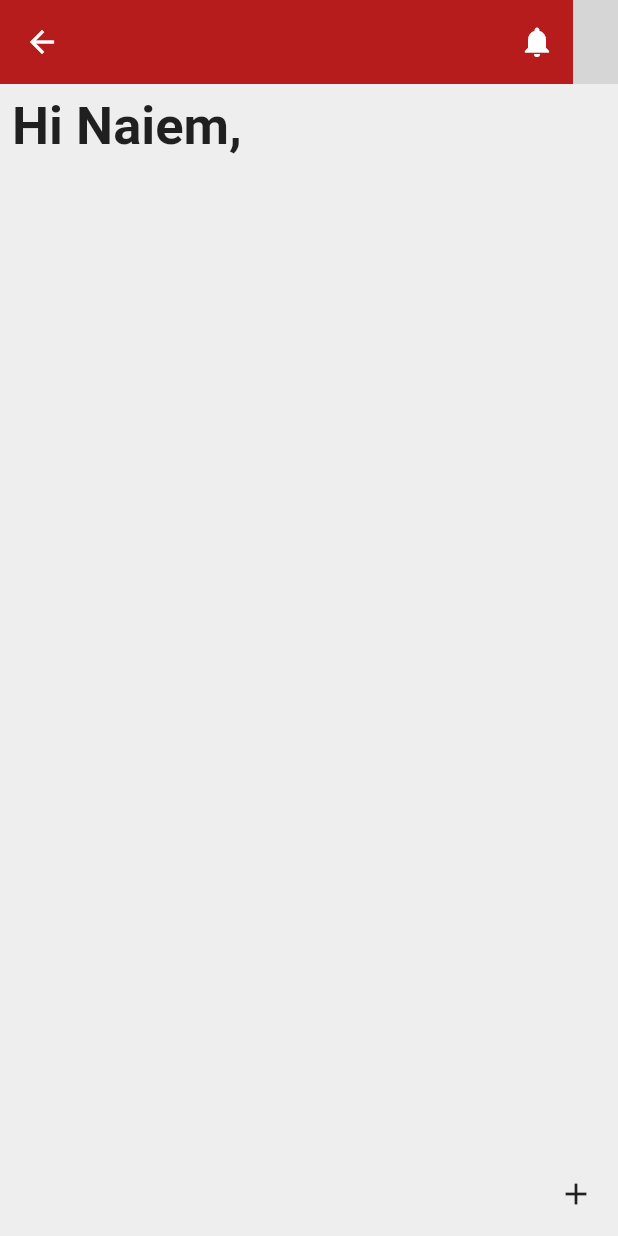
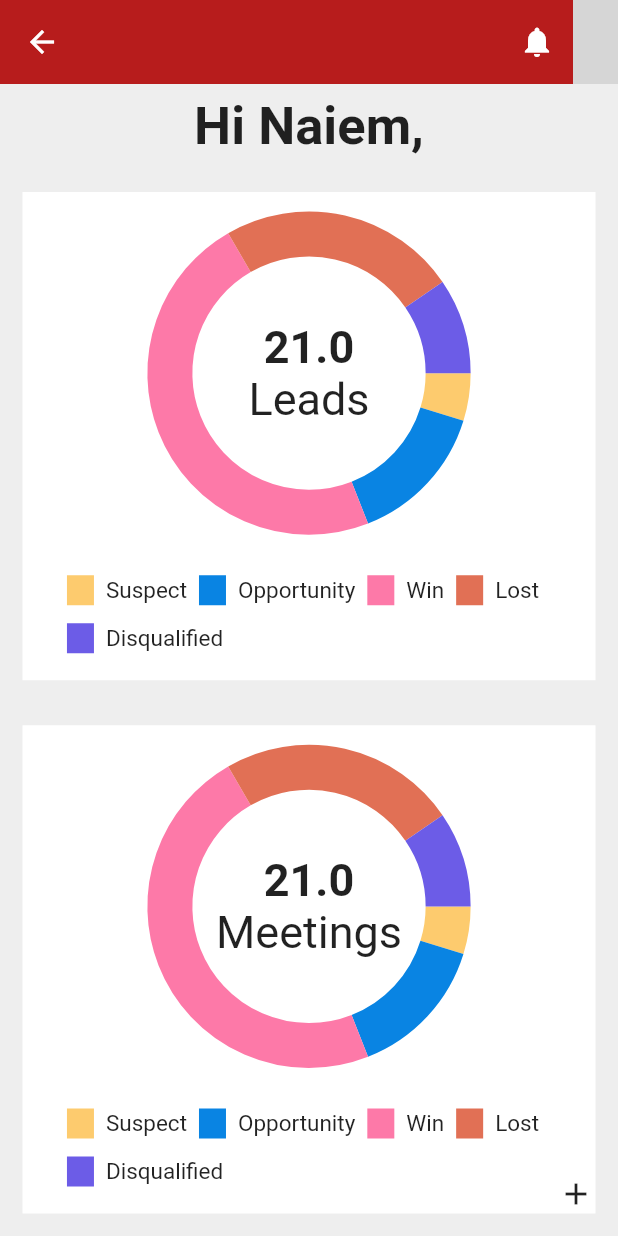
Before and after one commit to najwanhazim/Customer-Relationship-Management, a Flutter app: the DashboardStats screen opened directly, on a phone screen of 412 x 824 dp. Run offline on Flutter 3.47's test engine with Material 2 defaults, Android fonts, the phone set to English and light mode, and no system bars; drawn by our look-alikes of pie_chart; missing offline and left inert: simple_speed_dial; network calls fail; grey boxes are pictures that could not be loaded.

Commit message:
dashboard stats
insert pie chart

```diff
--- /dev/null
+++ b/crm/lib/dashboard/dashboard_activity.dart
@@ -0,0 +1,15 @@
+import 'package:flutter/material.dart';
+
+class DashboardActivity extends StatefulWidget {
+  const DashboardActivity({super.key});
+
+  @override
+  State<DashboardActivity> createState() => _DashboardActivityState();
+}
+
+class _DashboardActivityState extends State<DashboardActivity> {
+  @override
+  Widget build(BuildContext context) {
+    return Container();
+  }
+}
--- /dev/null
+++ b/crm/lib/dashboard/dashboard_team_stats.dart
@@ -0,0 +1,103 @@
+import 'package:crm/dashboard/dashboard_individual.dart';
+import 'package:flutter/material.dart';
+import 'package:pie_chart/pie_chart.dart';
+
+class DashboardStats extends StatefulWidget {
+  const DashboardStats({super.key});
+
+  @override
+  State<DashboardStats> createState() => _DashboardStatsState();
+}
+
+class _DashboardStatsState extends State<DashboardStats> {
+  Map<String, double> dataMap = {
+    'Suspect': 1,
+    'Opportunity': 3,
+    'Win': 10,
+    'Lost': 5,
+    'Disqualified': 2
+  };
+
+  final colorList = <Color>[
+    const Color(0xfffdcb6e),
+    const Color(0xff0984e3),
+    const Color(0xfffd79a8),
+    const Color(0xffe17055),
+    const Color(0xff6c5ce7),
+  ];
+
+  @override
+  Widget build(BuildContext context) {
+    return Scaffold(
+        backgroundColor: Colors.grey[200],
+        appBar: appBarPage(),
+        body: Column(
+          mainAxisAlignment: MainAxisAlignment.start,
+          children: [
+            const Padding(
+              padding: EdgeInsets.all(8.0),
+              child: Text(
+                'Hi Naiem,',
+                style: TextStyle(
+                    fontFamily: 'roboto',
+                    fontSize: 35,
+                    fontWeight: FontWeight.bold),
+              ),
+            ),
+            pieChart(context, dataMap, 'Leads', colorList),
+            pieChart(context, dataMap, 'Meetings', colorList),
+          ],
+        ),
+        floatingActionButton: speedDial());
+  }
+}
+
+Widget pieChart(BuildContext context, Map<String, double> dataMap,
+    String centerTextTitle, List<Color> colorList) {
+  double totalNum = dataMap.values.fold(0.0, (sum, value) => sum + value);
+
+  return Expanded(
+    child: Container(
+      margin: const EdgeInsets.all(15),
+      padding: const EdgeInsets.fromLTRB(10, 20, 10, 8),
+      color: Colors.white,
+      child: PieChart(
+        dataMap: dataMap,
+        animationDuration: const Duration(milliseconds: 800),
+        chartLegendSpacing: 40,
+        chartRadius: MediaQuery.of(context).size.width,
+        chartType: ChartType.ring,
+        colorList: colorList,
+        ringStrokeWidth: 30,
+        centerWidget: Text.rich(
+          TextSpan(
+            children: [
+              TextSpan(
+                text: '$totalNum\n',
+                style: const TextStyle(
+                  fontSize: 30,
+                  fontWeight: FontWeight.bold,
+                ),
+              ),
+              TextSpan(
+                text: centerTextTitle,
+                style: const TextStyle(
+                  fontSize: 30,
+                  fontWeight: FontWeight.normal,
+                ),
+              ),
+            ],
+          ),
+          textAlign: TextAlign.center,
+        ),
+        chartValuesOptions: const ChartValuesOptions(
+            showChartValueBackground: false, showChartValues: false),
+        legendOptions: const LegendOptions(
+            showLegendsInRow: true,
+            legendPosition: LegendPosition.bottom,
+            legendShape: BoxShape.rectangle,
+            legendTextStyle: TextStyle(fontSize: 15)),
+      ),
+    ),
+  );
+}
--- a/crm/lib/dashboard/dsahboard_team_stats.dart
+++ /dev/null
@@ -1,39 +0,0 @@
-import 'package:crm/dashboard/dashboard_individual.dart';
-import 'package:flutter/material.dart';
-
-class DashboardStats extends StatefulWidget {
-  const DashboardStats({super.key});
-
-  @override
-  State<DashboardStats> createState() => _DashboardStatsState();
-}
-
-class _DashboardStatsState extends State<DashboardStats> {
-  @override
-  Widget build(BuildContext context) {
-    return Scaffold(
-        backgroundColor: Colors.grey[200],
-        appBar: appBarPage(),
-        body: Column(
-          mainAxisAlignment: MainAxisAlignment.start,
-          children: const [
-            Padding(
-              padding: EdgeInsets.all(8.0),
-              child: Text(
-                'Hi Naiem,',
-                style: TextStyle(
-                    fontFamily: 'roboto',
-                    fontSize: 35,
-                    fontWeight: FontWeight.bold),
-              ),
-            ),
-          ],
-        ),
-        floatingActionButton: speedDial()
-        );
-  }
-}
-
-Widget pieChart () {
-  return Container();
-}
--- a/crm/lib/main.dart
+++ b/crm/lib/main.dart
@@ -1,5 +1,5 @@
 import 'package:crm/dashboard/dashboard_individual.dart';
-import 'package:crm/dashboard/dsahboard_team_stats.dart';
+import 'package:crm/dashboard/dashboard_team_stats.dart';
 import 'package:flutter/material.dart';
 
 void main() {
@@ -19,7 +19,7 @@ class MyApp extends StatelessWidget {
       ),
       initialRoute: '/',
       routes: {
-        '/' : (context) => DashboardIndividual(),
+        '/' : (context) => DashboardStats(),
       },
     );
   }
--- a/crm/pubspec.yaml
+++ b/crm/pubspec.yaml
@@ -31,6 +31,7 @@ dependencies:
   flutter:
     sdk: flutter
   simple_speed_dial: ^0.1.7
+  pie_chart: ^5.4.0
 
 
   # The following adds the Cupertino Icons font to your application.
```
Also changed, not shown: crm/pubspec.lock.
